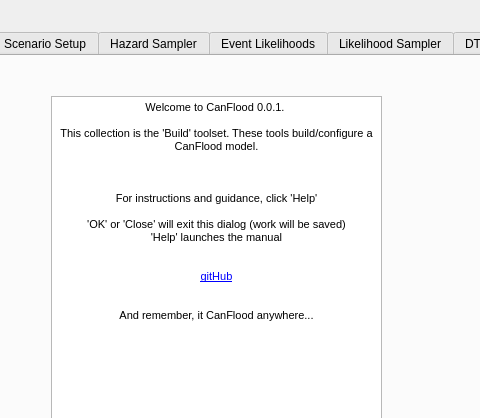
The window that canflood_inprep/ProjectDataPrep/ProjectDataPrepDialog_Base.ui (NRCan/CanFlood) describes before a commit, drawn with Qt 5; both pictures show x 106 to 586 and y 0 to 418 of the 703 by 900 pixel window.
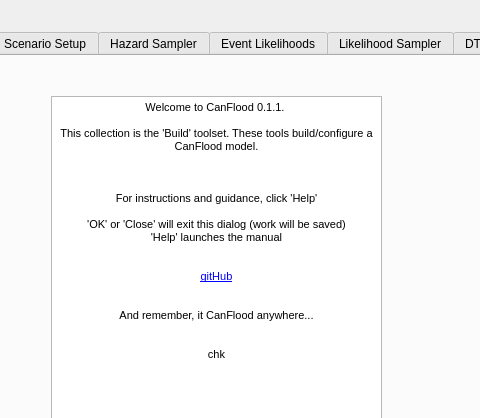
The same window after the commit. Custom widgets are drawn as their Qt base class.

The edit to the form file:
```diff
--- a/canflood_inprep/ProjectDataPrep/ProjectDataPrepDialog_Base.ui
+++ b/canflood_inprep/ProjectDataPrep/ProjectDataPrepDialog_Base.ui
@@ -61,7 +61,7 @@
 &lt;html&gt;&lt;head&gt;&lt;meta name=&quot;qrichtext&quot; content=&quot;1&quot; /&gt;&lt;style type=&quot;text/css&quot;&gt;
 p, li { white-space: pre-wrap; }
 &lt;/style&gt;&lt;/head&gt;&lt;body style=&quot; font-family:'MS Shell Dlg 2'; font-size:8.25pt; font-weight:400; font-style:normal;&quot;&gt;
-&lt;p align=&quot;center&quot; style=&quot; margin-top:0px; margin-bottom:0px; margin-left:0px; margin-right:0px; -qt-block-indent:0; text-indent:0px;&quot;&gt;&lt;span style=&quot; font-size:8pt;&quot;&gt;Welcome to CanFlood 0.0.1. &lt;/span&gt;&lt;/p&gt;
+&lt;p align=&quot;center&quot; style=&quot; margin-top:0px; margin-bottom:0px; margin-left:0px; margin-right:0px; -qt-block-indent:0; text-indent:0px;&quot;&gt;&lt;span style=&quot; font-size:8pt;&quot;&gt;Welcome to CanFlood 0.1.1. &lt;/span&gt;&lt;/p&gt;
 &lt;p align=&quot;center&quot; style=&quot;-qt-paragraph-type:empty; margin-top:0px; margin-bottom:0px; margin-left:0px; margin-right:0px; -qt-block-indent:0; text-indent:0px; font-size:8pt;&quot;&gt;&lt;br /&gt;&lt;/p&gt;
 &lt;p align=&quot;center&quot; style=&quot; margin-top:0px; margin-bottom:0px; margin-left:0px; margin-right:0px; -qt-block-indent:0; text-indent:0px;&quot;&gt;&lt;span style=&quot; font-size:8pt;&quot;&gt;This collection is the 'Build' toolset. These tools build/configure a CanFlood model.&lt;/span&gt;&lt;/p&gt;
 &lt;p align=&quot;center&quot; style=&quot;-qt-paragraph-type:empty; margin-top:0px; margin-bottom:0px; margin-left:0px; margin-right:0px; -qt-block-indent:0; text-indent:0px; font-size:8pt;&quot;&gt;&lt;br /&gt;&lt;/p&gt;
@@ -76,7 +76,10 @@
 &lt;p align=&quot;center&quot; style=&quot; margin-top:0px; margin-bottom:0px; margin-left:0px; margin-right:0px; -qt-block-indent:0; text-indent:0px;&quot;&gt;&lt;a href=&quot;https://github.com/IBIGroupCanWest/FloodAssessment&quot;&gt;&lt;span style=&quot; font-size:8pt; text-decoration: underline; color:#0000ff;&quot;&gt;gitHub&lt;/span&gt;&lt;/a&gt;&lt;/p&gt;
 &lt;p align=&quot;center&quot; style=&quot;-qt-paragraph-type:empty; margin-top:0px; margin-bottom:0px; margin-left:0px; margin-right:0px; -qt-block-indent:0; text-indent:0px; font-size:8pt;&quot;&gt;&lt;br /&gt;&lt;/p&gt;
 &lt;p align=&quot;center&quot; style=&quot;-qt-paragraph-type:empty; margin-top:0px; margin-bottom:0px; margin-left:0px; margin-right:0px; -qt-block-indent:0; text-indent:0px; font-size:8pt;&quot;&gt;&lt;br /&gt;&lt;/p&gt;
-&lt;p align=&quot;center&quot; style=&quot; margin-top:0px; margin-bottom:0px; margin-left:0px; margin-right:0px; -qt-block-indent:0; text-indent:0px;&quot;&gt;&lt;span style=&quot; font-size:8pt;&quot;&gt;And remember, it CanFlood anywhere...&lt;/span&gt;&lt;/p&gt;&lt;/body&gt;&lt;/html&gt;</string>
+&lt;p align=&quot;center&quot; style=&quot; margin-top:0px; margin-bottom:0px; margin-left:0px; margin-right:0px; -qt-block-indent:0; text-indent:0px;&quot;&gt;&lt;span style=&quot; font-size:8pt;&quot;&gt;And remember, it CanFlood anywhere...&lt;/span&gt;&lt;/p&gt;
+&lt;p align=&quot;center&quot; style=&quot;-qt-paragraph-type:empty; margin-top:0px; margin-bottom:0px; margin-left:0px; margin-right:0px; -qt-block-indent:0; text-indent:0px; font-size:8pt;&quot;&gt;&lt;br /&gt;&lt;/p&gt;
+&lt;p align=&quot;center&quot; style=&quot;-qt-paragraph-type:empty; margin-top:0px; margin-bottom:0px; margin-left:0px; margin-right:0px; -qt-block-indent:0; text-indent:0px; font-size:8pt;&quot;&gt;&lt;br /&gt;&lt;/p&gt;
+&lt;p align=&quot;center&quot; style=&quot; margin-top:0px; margin-bottom:0px; margin-left:0px; margin-right:0px; -qt-block-indent:0; text-indent:0px;&quot;&gt;&lt;span style=&quot; font-size:8pt;&quot;&gt;chk&lt;/span&gt;&lt;/p&gt;&lt;/body&gt;&lt;/html&gt;</string>
      </property>
     </widget>
    </widget>
```
